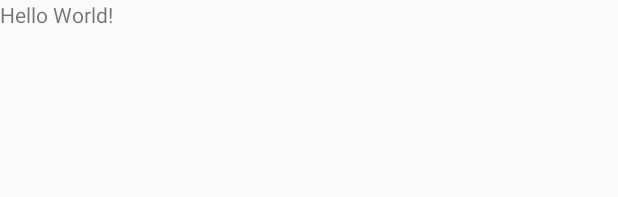
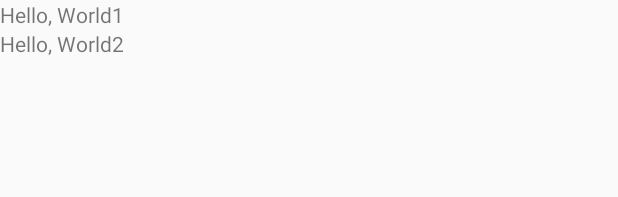
Before and after one commit to JinHwanJung/android-study-java, an Android app: the layout activity_main.xml on its own in the app's theme, with its tools: preview values and no code run, on a phone screen of 412 x 824 dp. Shown: the top 197 px of the screen. Run offline under Robolectric (Android 15) with nearby library versions, the phone set to English and light mode, and no system bars.

Commit message:
2개 텍스트뷰

```diff
--- a/app/src/main/res/layout/activity_main.xml
+++ b/app/src/main/res/layout/activity_main.xml
@@ -8,8 +8,13 @@
     tools:context=".MainActivity">
 
     <TextView
-        android:layout_width="wrap_content"
+        android:layout_width="match_parent"
         android:layout_height="wrap_content"
-        android:text="Hello World!" />
+        android:text="Hello, World1" />
+
+    <TextView
+        android:layout_width="match_parent"
+        android:layout_height="wrap_content"
+        android:text="Hello, World2" />
 
 </LinearLayout>
```
